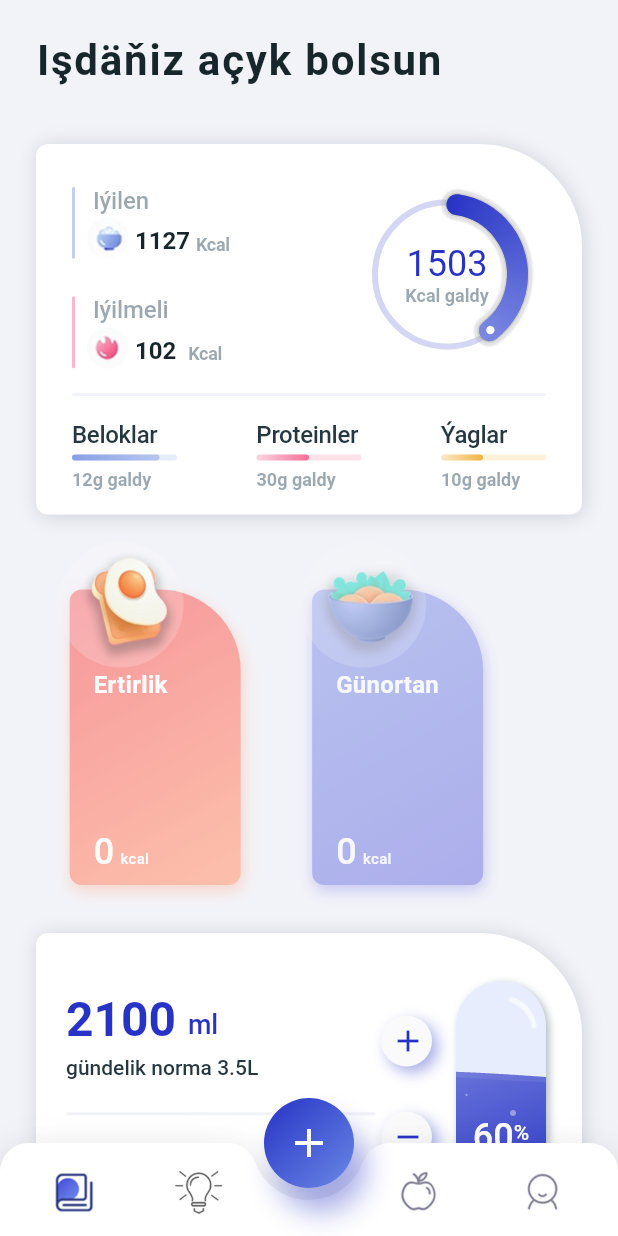
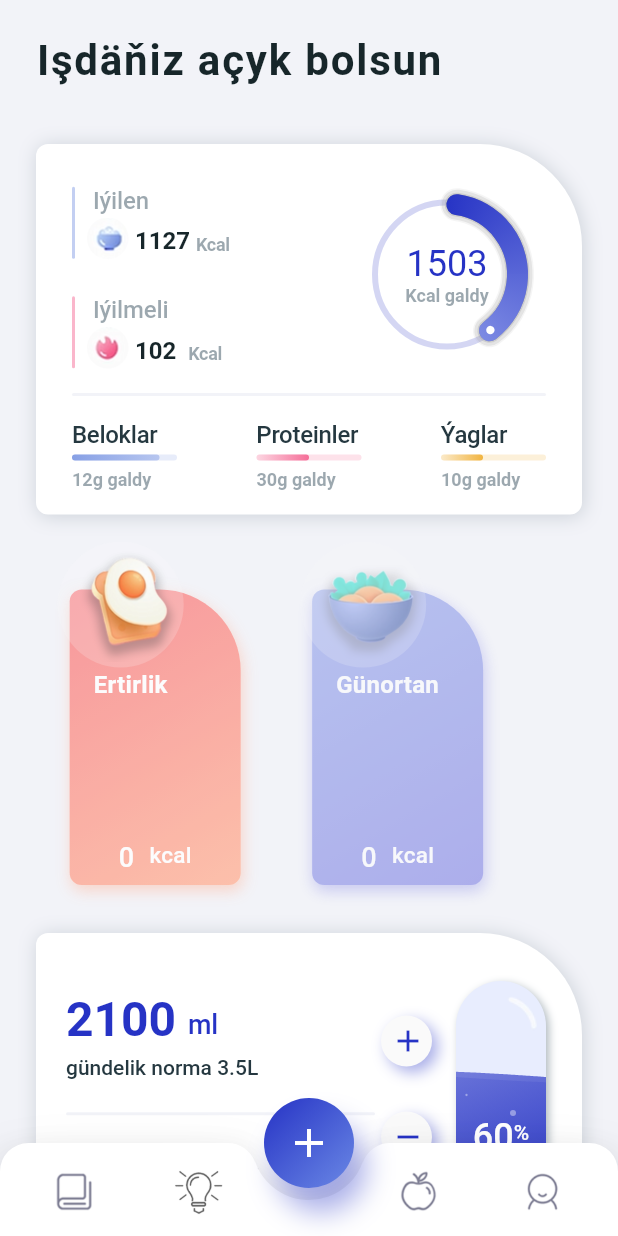
Before and after one commit to curiosss/calorie, a Flutter app: the screen it shows after launch, after a tap on the "add" icon, on a phone screen of 412 x 824 dp. Run offline on Flutter 3.47's test engine with Material 2 defaults, Android fonts, the phone set to English and light mode, and no system bars; our stand-ins replace cached_network_image, flutter_spinkit, image_picker, shared_preferences, sqflite; accounts and stored records are empty.

Commit message:
8 changes

```diff
--- a/lib/helpers/db_helper.dart
+++ b/lib/helpers/db_helper.dart
@@ -1,4 +1,5 @@
 import 'dart:async';
+import 'dart:convert';
 import 'dart:io' show Directory;
 
 import 'package:calorie_calculator/models/category_model.dart';
@@ -271,7 +272,7 @@ class DB {
   }
 
   //meals
-  Future<bool> createOrUpdateTodayMenu(MenusModel menus) async {
+  Future<bool> updateTodayMenu(MenusModel menus) async {
     final db = await database;
     var batch = db.batch();
     var _menus = await db.rawQuery(
@@ -298,7 +299,13 @@ class DB {
         return false;
       }
     } else {
-      //create today menu
+      createTodayMenu(menus);
+    }
+  }
+
+  Future<bool> createTodayMenu(MenusModel menus) async {
+    final db = await database;
+    var batch = db.batch();
     try {
       batch.execute(
         'INSERT OR REPLACE INTO menus VALUES (?, ?, ?, ?)',
@@ -312,5 +319,20 @@ class DB {
       return false;
     }
   }
+
+  Future<MenusModel> getTodayMenu({@required String date}) async {
+    print('getting product $date');
+    try {
+      final db = await database;
+      var _menus = await db.rawQuery(
+        'SELECT * FROM menus WHERE date=?',
+        [date],
+      );
+      print(_menus);
+      return MenusModel.fromJson(_menus.first);
+    } catch (e) {
+      print(e);
+      return null;
     }
   }
+}
--- a/lib/providers/todaymeals_prv.dart
+++ b/lib/providers/todaymeals_prv.dart
@@ -1,9 +1,9 @@
 import 'dart:convert';
-
 import 'package:calorie_calculator/helpers/db_helper.dart';
+import 'package:calorie_calculator/models/menus_model.dart';
 import 'package:calorie_calculator/models/product_model.dart';
-import 'package:calorie_calculator/views/fitness_app/models/meals_list_data.dart';
 import 'package:flutter/cupertino.dart';
+import 'package:intl/intl.dart';
 
 class TodayMealsProvider with ChangeNotifier {
   double shouldEatCal = 0;
@@ -14,26 +14,66 @@ class TodayMealsProvider with ChangeNotifier {
   double totalUglewodlar = 0;
   double water = 0;
   List<List<Product>> eatings = [[], [], [], []];
-  List<Product> products = [];
+  List<double> totalEatingCal = [0, 0, 0, 0];
+  List<Product> selectableProducts = [];
+  MenusModel menusModel;
 
   Future<List<Product>> initSelectableProducts() async {
     try {
-      products = await DB.instance.getAllProducts();
-      return products;
+      selectableProducts = await DB.instance.getAllProducts();
+      return selectableProducts;
     } catch (e) {
       print(e);
       return [];
     }
   }
 
-  Future<bool> initTodayMeals() async {}
+  Future<bool> initTodayMeals() async {
+    try {
+      String today = DateFormat('yyyy.MM.dd').format(DateTime.now());
+      menusModel = await DB.instance.getTodayMenu(date: today);
+      if (menusModel == null) {
+        menusModel = MenusModel(
+          id: DateTime.now().millisecondsSinceEpoch,
+          date: today,
+          meals: json.encode(eatings),
+          water: water,
+        );
+        await DB.instance.createTodayMenu(menusModel);
+      } else {
+        eatings = List.from(json.decode(menusModel.meals).map((list) {
+          return List<Product>.from(list.map((product) {
+            return Product.fromMap(product);
+          }));
+        }));
+        calculateTotalCalories();
+        water = menusModel.water;
+        notifyListeners();
+      }
+    } catch (e) {
+      print(e);
+      return false;
+    }
+  }
+
+  calculateTotalCalories() {
+    for (int i = 0; i < eatings.length; i++) {
+      double sum = 0;
+      eatings[i].forEach((product) {
+        sum += (product.calorie * product.quant / 100) ?? 0;
+      });
+      totalEatingCal[i] = sum;
+    }
+  }
 
   Future<bool> addMealListData(
       {@required int mealType, @required Product product}) async {
     try {
       eatings[mealType].add(product);
+      updateMealsInDb();
       notifyListeners();
       print('encoded json: ${json.encode(eatings)}');
+      return true;
     } catch (e) {
       print(e);
       return false;
@@ -44,6 +84,7 @@ class TodayMealsProvider with ChangeNotifier {
       {@required int mealType, @required int index}) async {
     try {
       eatings[mealType].removeAt(index);
+      updateMealsInDb();
       notifyListeners();
       print('encoded json: ${json.encode(eatings)}');
     } catch (e) {
@@ -51,4 +92,11 @@ class TodayMealsProvider with ChangeNotifier {
       return false;
     }
   }
+
+  updateMealsInDb() {
+    calculateTotalCalories();
+    menusModel.water = water;
+    menusModel.meals = json.encode(eatings);
+    DB.instance.updateTodayMenu(menusModel);
+  }
 }
--- a/lib/views/fitness_app/bottom_navigation_view/bottom_bar_view.dart
+++ b/lib/views/fitness_app/bottom_navigation_view/bottom_bar_view.dart
@@ -163,7 +163,10 @@ class _BottomBarViewState extends State<BottomBarView>
                           splashColor: Colors.white.withOpacity(0.1),
                           highlightColor: Colors.transparent,
                           focusColor: Colors.transparent,
-                          onTap: widget.addClick,
+                          onTap: () {
+                            setRemoveAllSelection(null, isAddclick: true);
+                            widget.addClick();
+                          },
                           child: Icon(
                             Icons.add,
                             color: FitnessAppTheme.white,
@@ -182,7 +185,13 @@ class _BottomBarViewState extends State<BottomBarView>
     );
   }
 
-  void setRemoveAllSelection(TabIconData tabIconData) {
+  void setRemoveAllSelection(TabIconData tabIconData,
+      {bool isAddclick = false}) {
+    if (isAddclick) {
+      widget.tabIconsList.forEach((element) {
+        element.isSelected = false;
+      });
+    } else {
       if (!mounted) return;
       setState(() {
         widget.tabIconsList?.forEach((TabIconData tab) {
@@ -192,6 +201,7 @@ class _BottomBarViewState extends State<BottomBarView>
           }
         });
       });
+    }
   }
 }
 
--- a/lib/views/fitness_app/my_diary/meals_list_view.dart
+++ b/lib/views/fitness_app/my_diary/meals_list_view.dart
@@ -1,6 +1,8 @@
+import 'package:calorie_calculator/providers/todaymeals_prv.dart';
 import 'package:calorie_calculator/views/choose_meal/choose_meal.dart';
 import 'package:calorie_calculator/views/fitness_app/models/meals_list_data.dart';
 import 'package:flutter/material.dart';
+import 'package:provider/provider.dart';
 
 import '../../../main_app.dart';
 import '../fitness_app_theme.dart';
@@ -60,13 +62,13 @@ class _MealsListViewState extends State<MealsListView>
                 itemCount: mealsListData.length,
                 scrollDirection: Axis.horizontal,
                 itemBuilder: (BuildContext context, int index) {
-                  final int count =
-                      mealsListData.length > 10 ? 10 : mealsListData.length;
+                  // final int count =
+                  //     mealsListData.length > 10 ? 10 : mealsListData.length;
                   final Animation<double> animation =
                       Tween<double>(begin: 0.0, end: 1.0).animate(
                           CurvedAnimation(
                               parent: animationController,
-                              curve: Interval((1 / count) * index, 1.0,
+                              curve: Interval((1 / 4) * index, 1.0,
                                   curve: Curves.fastOutSlowIn)));
                   animationController?.forward();
 
@@ -82,6 +84,7 @@ class _MealsListViewState extends State<MealsListView>
                       );
                     },
                     child: MealsView(
+                      index: index,
                       mealsListData: mealsListData[index],
                       animation: animation,
                       animationController: animationController,
@@ -98,16 +101,22 @@ class _MealsListViewState extends State<MealsListView>
 }
 
 class MealsView extends StatelessWidget {
-  const MealsView(
-      {Key key, this.mealsListData, this.animationController, this.animation})
-      : super(key: key);
+  const MealsView({
+    Key key,
+    this.index,
+    this.mealsListData,
+    this.animationController,
+    this.animation,
+  }) : super(key: key);
 
+  final int index;
   final MealsListData mealsListData;
   final AnimationController animationController;
   final Animation<double> animation;
 
   @override
   Widget build(BuildContext context) {
+    return Consumer<TodayMealsProvider>(builder: (context, prov, _) {
       return AnimatedBuilder(
         animation: animationController,
         builder: (BuildContext context, Widget child) {
@@ -172,9 +181,10 @@ class MealsView extends StatelessWidget {
                                   child: SingleChildScrollView(
                                     physics: BouncingScrollPhysics(),
                                     child: Wrap(
-                                      children: mealsListData.meals.map((e) {
+                                        children:
+                                            prov.eatings[index].map((product) {
                                       return Text(
-                                      '$e, ',
+                                        '${product.name}, ',
                                         overflow: TextOverflow.ellipsis,
                                         style: TextStyle(
                                           fontFamily: FitnessAppTheme.fontName,
@@ -189,31 +199,40 @@ class MealsView extends StatelessWidget {
                                 ),
                               ),
                               Row(
-                              mainAxisAlignment: MainAxisAlignment.start,
-                              crossAxisAlignment: CrossAxisAlignment.end,
+                                mainAxisAlignment: MainAxisAlignment.center,
+                                crossAxisAlignment: CrossAxisAlignment.center,
                                 children: <Widget>[
-                                Text(
-                                  mealsListData.kcal.toString(),
+                                  Flexible(
+                                    child: FittedBox(
+                                      child: Text(
+                                        prov.totalEatingCal[index]
+                                            .toStringAsFixed(0),
+                                        overflow: TextOverflow.ellipsis,
                                         textAlign: TextAlign.center,
                                         style: TextStyle(
                                           fontFamily: FitnessAppTheme.fontName,
                                           fontWeight: FontWeight.w500,
-                                    fontSize: 24,
+                                          fontSize: 18,
                                           letterSpacing: 0.2,
                                           color: FitnessAppTheme.white,
                                         ),
                                       ),
-                                Padding(
-                                  padding:
-                                      const EdgeInsets.only(left: 4, bottom: 3),
+                                    ),
+                                  ),
+                                  Flexible(
+                                    child: Padding(
+                                      padding: const EdgeInsets.only(
+                                          left: 10, bottom: 3),
                                       child: Text(
                                         'kcal',
+                                        overflow: TextOverflow.ellipsis,
                                         style: TextStyle(
                                           fontFamily: FitnessAppTheme.fontName,
                                           fontWeight: FontWeight.w500,
-                                      fontSize: 10,
+                                          fontSize: 15,
                                           letterSpacing: 0.2,
                                           color: FitnessAppTheme.white,
+                                        ),
                                       ),
                                     ),
                                   ),
@@ -252,5 +271,6 @@ class MealsView extends StatelessWidget {
           );
         },
       );
+    });
   }
 }
--- a/lib/views/fitness_app/my_diary/my_diary_screen.dart
+++ b/lib/views/fitness_app/my_diary/my_diary_screen.dart
@@ -1,6 +1,8 @@
+import 'package:calorie_calculator/providers/todaymeals_prv.dart';
 import 'package:calorie_calculator/views/fitness_app/ui_view/glass_view.dart';
 import 'package:calorie_calculator/views/fitness_app/ui_view/mediterranean_diet_view.dart';
 import 'package:flutter/material.dart';
+import 'package:provider/provider.dart';
 import '../fitness_app_theme.dart';
 import 'meals_list_view.dart';
 import 'water_view.dart';
@@ -23,6 +25,7 @@ class _MyDiaryScreenState extends State<MyDiaryScreen>
 
   @override
   void initState() {
+    Provider.of<TodayMealsProvider>(context, listen: false).initTodayMeals();
     topBarAnimation = Tween<double>(begin: 0.0, end: 1.0).animate(
         CurvedAnimation(
             parent: widget.animationController,
--- a/pubspec.yaml
+++ b/pubspec.yaml
@@ -34,7 +34,7 @@ dependencies:
   syncfusion_flutter_gauges: ^18.2.55
   shared_preferences: ^2.0.4
   flutter_slidable: ^0.5.7
-  # image_picker: ^0.6.7+22
+  intl: ^0.17.0
   image_picker: ^0.8.4+4
   flutter_spinkit: ^5.0.0
 
```
Also changed, not shown: lib/views/bottom_sheets/confirm_sheet.dart (+4 -4 lines), pubspec.lock. Lines whose indentation alone changed are shown as unchanged.
